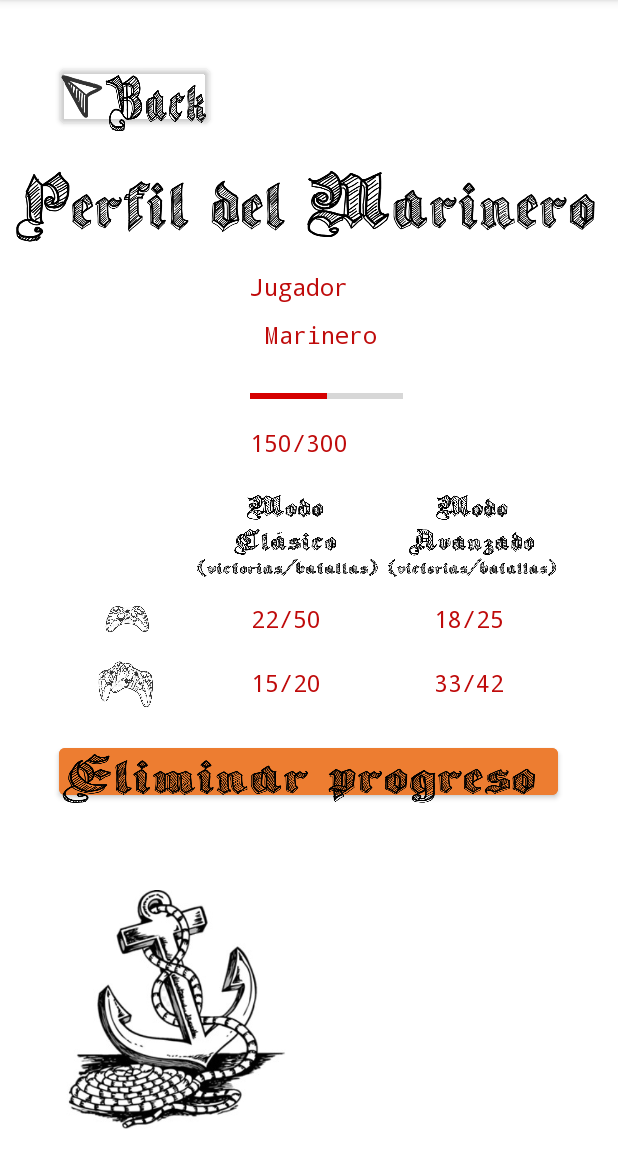
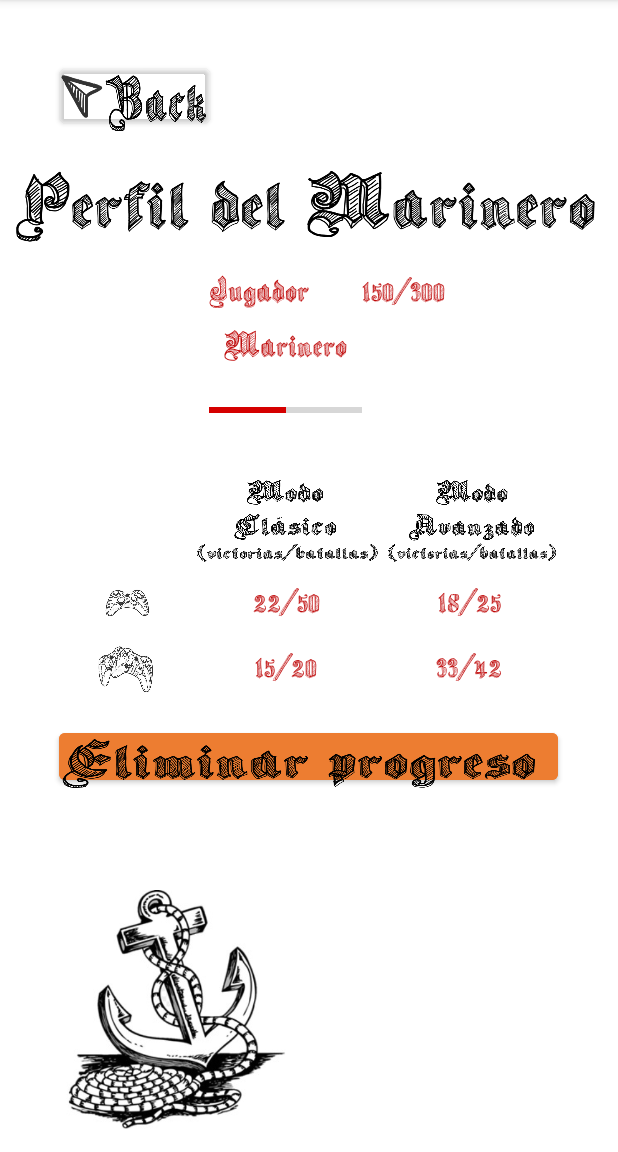
Before and after one commit to DimasSaucedo/BattleNavalAndroid, an Android app: the perfil screen opened directly, with no data from a screen before it, on a phone screen of 412 x 824 dp, the part 84-1236 px from its top. Run offline under Robolectric (Android 15) with nearby library versions, the phone set to English and light mode, and no system bars.

Commit message:
cambio de fuente
se aplico la fuente creada en proyecto.

```diff
--- a/app/src/main/res/layout/activity_perfil.xml
+++ b/app/src/main/res/layout/activity_perfil.xml
@@ -30,47 +30,67 @@
 
         <TableRow
             android:layout_width="match_parent"
-            android:layout_height="match_parent"
+            android:layout_height="wrap_content"
             android:gravity="center"
             android:orientation="horizontal">
 
             <LinearLayout
                 android:layout_width="match_parent"
-                android:layout_height="match_parent"
+                android:layout_height="wrap_content"
                 android:gravity="center"
                 android:orientation="horizontal">
 
                 <ImageView
                     android:id="@+id/imageView"
                     android:layout_width="100dp"
-                    android:layout_height="125dp"
+                    android:layout_height="115dp"
                     tools:srcCompat="@drawable/ic_perf_gorro" />
 
-                <LinearLayout
-                    android:layout_width="102dp"
-                    android:layout_height="match_parent"
-                    android:layout_marginEnd="75dp"
-                    android:gravity="start"
-                    android:orientation="vertical">
+                <TableLayout
+                    android:layout_width="match_parent"
+                    android:layout_height="match_parent">
+
+                    <TableRow
+                        android:layout_width="match_parent"
+                        android:layout_height="match_parent">
 
                         <TextView
                             android:id="@+id/nomJugador"
                             android:layout_width="match_parent"
                             android:layout_height="wrap_content"
-                        android:fontFamily="monospace"
+                            android:fontFamily="@font/SGS"
                             android:text="Jugador"
                             android:textColor="#BF0A0A"
-                        android:textSize="16sp" />
+                            android:textSize="24sp" />
+
+                        <TextView
+                            android:id="@+id/txtProgreso"
+                            android:layout_width="match_parent"
+                            android:layout_height="wrap_content"
+                            android:fontFamily="@font/SGS"
+                            android:text="150/300"
+                            android:textColor="#BF0A0A"
+                            android:textSize="20sp" />
+                    </TableRow>
+
+                    <TableRow
+                        android:layout_width="match_parent"
+                        android:layout_height="wrap_content">
 
                         <TextView
                             android:id="@+id/nivelJugador"
                             android:layout_width="match_parent"
                             android:layout_height="wrap_content"
                             android:layout_margin="10dp"
-                        android:fontFamily="monospace"
+                            android:fontFamily="@font/SGS"
                             android:text="Marinero"
                             android:textColor="#BF0A0A"
-                        android:textSize="16sp" />
+                            android:textSize="24sp" />
+                    </TableRow>
+
+                    <TableRow
+                        android:layout_width="match_parent"
+                        android:layout_height="match_parent">
 
                         <ProgressBar
                             android:id="@+id/progresoJugador"
@@ -80,16 +100,9 @@
                             android:max="300"
                             android:progress="150"
                             android:progressTint="#D50000" />
+                    </TableRow>
 
-                    <TextView
-                        android:id="@+id/txtProgreso"
-                        android:layout_width="match_parent"
-                        android:layout_height="wrap_content"
-                        android:fontFamily="monospace"
-                        android:text="150/300"
-                        android:textColor="#BF0A0A"
-                        android:textSize="16sp" />
-                </LinearLayout>
+                </TableLayout>
 
             </LinearLayout>
 
@@ -162,23 +175,23 @@
                         android:id="@+id/textView12"
                         android:layout_width="126dp"
                         android:layout_height="match_parent"
-                        android:fontFamily="monospace"
+                        android:fontFamily="@font/SGS"
                         android:gravity="center"
                         android:text="22/50"
                         android:textAlignment="center"
                         android:textColor="#BF0A0A"
-                        android:textSize="16sp" />
+                        android:textSize="20sp" />
 
                     <TextView
                         android:id="@+id/textView13"
                         android:layout_width="118dp"
                         android:layout_height="54dp"
-                        android:fontFamily="monospace"
+                        android:fontFamily="@font/SGS"
                         android:gravity="center"
                         android:text="18/25"
                         android:textAlignment="center"
                         android:textColor="#BF0A0A"
-                        android:textSize="16sp" />
+                        android:textSize="20sp" />
                 </TableRow>
 
                 <TableRow
@@ -201,23 +214,23 @@
                         android:id="@+id/textView15"
                         android:layout_width="wrap_content"
                         android:layout_height="wrap_content"
-                        android:fontFamily="monospace"
+                        android:fontFamily="@font/SGS"
                         android:gravity="center"
                         android:text="15/20"
                         android:textAlignment="center"
                         android:textColor="#BF0A0A"
-                        android:textSize="16sp" />
+                        android:textSize="20sp" />
 
                     <TextView
                         android:id="@+id/textView16"
                         android:layout_width="wrap_content"
                         android:layout_height="wrap_content"
-                        android:fontFamily="monospace"
+                        android:fontFamily="@font/SGS"
                         android:gravity="center"
                         android:text="33/42"
                         android:textAlignment="center"
                         android:textColor="#BF0A0A"
-                        android:textSize="16sp" />
+                        android:textSize="20sp" />
                 </TableRow>
 
             </TableLayout>
```
Lines whose indentation alone changed are shown as unchanged.
